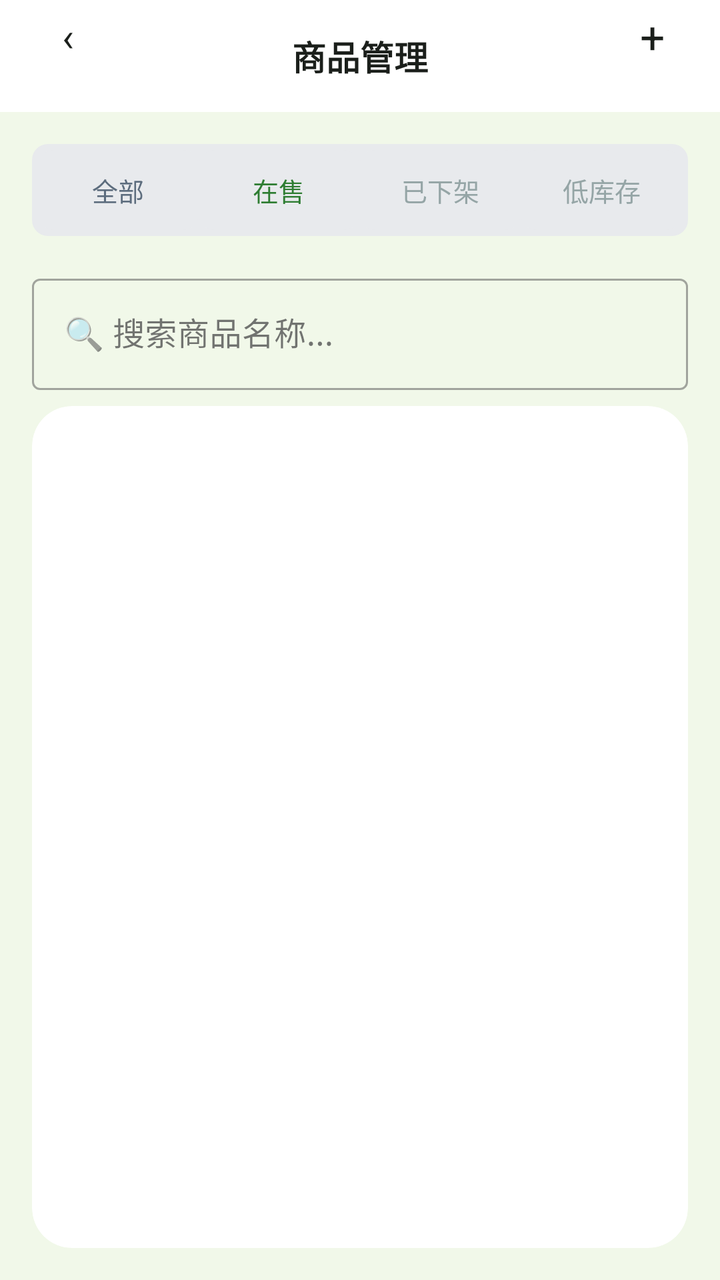
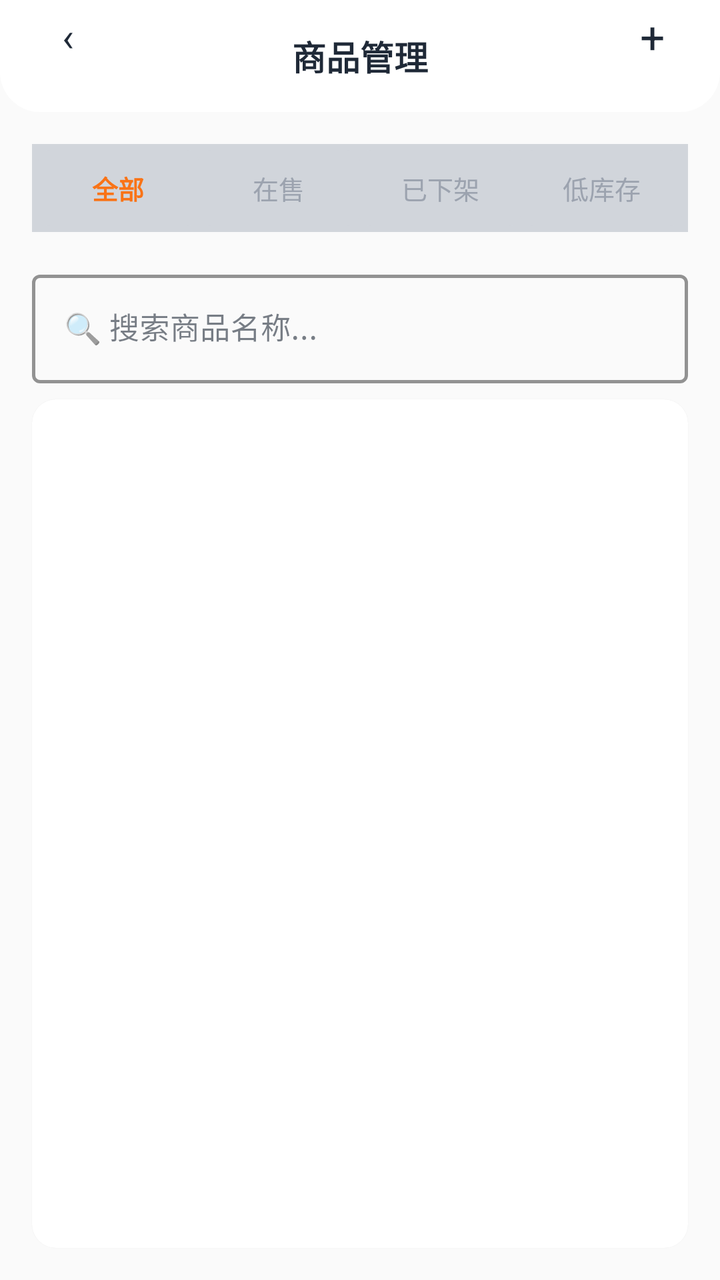

Compare the two renders of this Android layout. The source of the first and the diff that turns it into the second are given below.
<!-- AndroidManifest.xml: application theme Theme.ClothingSI -->
<!-- res/layout/activity_products.xml -->
<?xml version="1.0" encoding="utf-8"?>
<FrameLayout xmlns:android="http://schemas.android.com/apk/res/android"
    xmlns:app="http://schemas.android.com/apk/res-auto"
    android:layout_width="match_parent" android:layout_height="match_parent"
    android:background="@color/bg">

    <LinearLayout android:layout_width="match_parent" android:layout_height="match_parent"
        android:orientation="vertical">
        <RelativeLayout android:layout_width="match_parent" android:layout_height="56dp"
            android:background="@drawable/header_bar_bg" android:paddingHorizontal="16dp">
            <TextView android:id="@+id/btn_back" android:layout_width="36dp" android:layout_height="36dp"
                android:text="‹" android:textSize="20dp" android:textColor="@color/text_primary"
                android:gravity="center" android:background="@drawable/circle_bg" />
            <TextView android:layout_width="wrap_content" android:layout_height="wrap_content"
                android:text="商品管理" android:textSize="17dp" android:textStyle="bold"
                android:textColor="@color/text_primary" android:layout_centerInParent="true" />
            <TextView android:id="@+id/btn_add_product" android:layout_width="36dp" android:layout_height="36dp"
                android:text="+" android:textSize="22dp" android:textColor="@color/text_primary"
                android:gravity="center" android:background="@drawable/circle_bg"
                android:layout_alignParentEnd="true" android:clickable="true" android:focusable="true" />
        </RelativeLayout>

        
        <LinearLayout android:layout_width="match_parent" android:layout_height="wrap_content"
            android:orientation="horizontal" android:gravity="center"
            android:layout_margin="16dp" android:layout_marginBottom="8dp"
            android:weightSum="4" android:background="@drawable/segment_container_bg" android:padding="3dp">
            <TextView android:id="@+id/tab_all" android:layout_width="0dp" android:layout_height="40dp"
                android:layout_weight="1" android:gravity="center" android:text="全部"
                android:textSize="13dp" android:background="@drawable/segment_tab_bg"
                android:textColor="@color/text_secondary" android:clickable="true" android:focusable="true" />
            <TextView android:id="@+id/tab_onsale" android:layout_width="0dp" android:layout_height="40dp"
                android:layout_weight="1" android:gravity="center" android:text="在售"
                android:textSize="13dp" android:background="@drawable/segment_tab_bg"
                android:textColor="@color/primary" android:clickable="true" android:focusable="true" />
            <TextView android:id="@+id/tab_offline" android:layout_width="0dp" android:layout_height="40dp"
                android:layout_weight="1" android:gravity="center" android:text="已下架"
                android:textSize="13dp" android:background="@drawable/segment_tab_bg"
                android:textColor="#95A5A6" android:clickable="true" android:focusable="true" />
            <TextView android:id="@+id/tab_low_stock" android:layout_width="0dp" android:layout_height="40dp"
                android:layout_weight="1" android:gravity="center" android:text="低库存"
                android:textSize="13dp" android:background="@drawable/segment_tab_bg"
                android:textColor="#95A5A6" android:clickable="true" android:focusable="true" />
        </LinearLayout>

        
        <com.google.android.material.textfield.TextInputLayout style="@style/Widget.MaterialComponents.TextInputLayout.OutlinedBox"
            android:layout_width="match_parent" android:layout_height="wrap_content"
            android:layout_marginHorizontal="16dp" android:layout_marginBottom="8dp" android:hint="🔍 搜索商品名称...">
            <com.google.android.material.textfield.TextInputEditText android:id="@+id/et_search"
                android:layout_width="match_parent" android:layout_height="wrap_content" />
        </com.google.android.material.textfield.TextInputLayout>

        
        <androidx.cardview.widget.CardView android:layout_width="match_parent"
            android:layout_height="match_parent"
            android:layout_marginHorizontal="16dp" android:layout_marginBottom="16dp"
            app:cardCornerRadius="20dp" app:cardElevation="0dp"
            android:paddingStart="8dp" android:paddingEnd="8dp">
            <androidx.recyclerview.widget.RecyclerView android:id="@+id/product_list"
                android:layout_width="match_parent" android:layout_height="match_parent" />
        </androidx.cardview.widget.CardView>
    </LinearLayout>

</FrameLayout>
<!-- resources referenced by this layout -->
<resources>
  <color name="bg">#F1F8E9</color>
  <color name="primary">#2E7D32</color>
  <color name="text_primary">#1B1F1B</color>
  <color name="text_secondary">#5D6D7E</color>
  <!-- drawable circle_bg (drawable) -->
  <?xml version="1.0" encoding="utf-8"?>
  <shape xmlns:android="http://schemas.android.com/apk/res/android" android:shape="oval">
      <solid android:color="#26FFFFFF" />
  </shape>
  <!-- drawable header_bar_bg (drawable) -->
  <?xml version="1.0" encoding="utf-8"?>
  <shape xmlns:android="http://schemas.android.com/apk/res/android" android:shape="rectangle">
      <solid android:color="#FFFFFF" />
  </shape>
  <!-- drawable segment_container_bg (drawable) -->
  <?xml version="1.0" encoding="utf-8"?>
  <shape xmlns:android="http://schemas.android.com/apk/res/android" android:shape="rectangle">
      <corners android:radius="8dp" />
      <solid android:color="#E8EAED" />
  </shape>
  <!-- drawable segment_tab_bg (drawable) -->
  <?xml version="1.0" encoding="utf-8"?>
  <selector xmlns:android="http://schemas.android.com/apk/res/android">
      <item android:state_selected="true">
          <shape android:shape="rectangle">
              <solid android:color="#FFFFFF" />
              <corners android:radius="8dp" />
          </shape>
      </item>
      <item>
          <shape android:shape="rectangle">
              <solid android:color="#E8EAED" />
              <corners android:radius="8dp" />
          </shape>
      </item>
  </selector>
  <style name="Theme.ClothingSI" parent="Theme.Material3.Light.NoActionBar">
          <item name="colorPrimary">@color/primary</item>
          <item name="colorPrimaryDark">@color/primary_dark</item>
          <item name="colorAccent">@color/accent</item>
          <item name="android:statusBarColor">@android:color/transparent</item>
          <item name="android:navigationBarColor">@color/white</item>
          
          <item name="android:windowLightStatusBar">true</item>
          
          <item name="android:fontFamily">sans-serif</item>
          <item name="android:textViewStyle">@style/TextView.Base</item>
      </style>
  <color name="primary_dark">#1B5E20</color>
  <color name="accent">#66BB6A</color>
  <color name="white">#FFFFFF</color>
  <style name="TextView.Base" parent="android:Widget.TextView">
          <item name="android:fontFamily">sans-serif</item>
      </style>
</resources>

<!-- the commit's change to res/layout/activity_products.xml (unified diff, before → after) -->
@@ -1,65 +1,74 @@
 <?xml version="1.0" encoding="utf-8"?>
 <FrameLayout xmlns:android="http://schemas.android.com/apk/res/android"
     xmlns:app="http://schemas.android.com/apk/res-auto"
-    android:layout_width="match_parent" android:layout_height="match_parent"
-    android:background="@color/bg">
+    android:layout_width="match_parent"
+    android:layout_height="match_parent"
+    android:background="@color/md_surface_container_low">
 
     <LinearLayout android:layout_width="match_parent" android:layout_height="match_parent"
         android:orientation="vertical">
         <RelativeLayout android:layout_width="match_parent" android:layout_height="56dp"
             android:background="@drawable/header_bar_bg" android:paddingHorizontal="16dp">
             <TextView android:id="@+id/btn_back" android:layout_width="36dp" android:layout_height="36dp"
-                android:text="‹" android:textSize="20dp" android:textColor="@color/text_primary"
+                android:text="‹" android:textSize="20sp" android:textColor="@color/md_on_surface"
                 android:gravity="center" android:background="@drawable/circle_bg" />
             <TextView android:layout_width="wrap_content" android:layout_height="wrap_content"
-                android:text="商品管理" android:textSize="17dp" android:textStyle="bold"
-                android:textColor="@color/text_primary" android:layout_centerInParent="true" />
+                android:text="商品管理" android:textSize="17sp" android:textStyle="bold"
+                android:textColor="@color/md_on_surface" android:layout_centerInParent="true" />
             <TextView android:id="@+id/btn_add_product" android:layout_width="36dp" android:layout_height="36dp"
-                android:text="+" android:textSize="22dp" android:textColor="@color/text_primary"
+                android:text="+" android:textSize="22sp" android:textColor="@color/md_on_surface"
                 android:gravity="center" android:background="@drawable/circle_bg"
                 android:layout_alignParentEnd="true" android:clickable="true" android:focusable="true" />
         </RelativeLayout>
 
         
-        <LinearLayout android:layout_width="match_parent" android:layout_height="wrap_content"
+        <LinearLayout
+            android:layout_width="match_parent" android:layout_height="wrap_content"
             android:orientation="horizontal" android:gravity="center"
             android:layout_margin="16dp" android:layout_marginBottom="8dp"
-            android:weightSum="4" android:background="@drawable/segment_container_bg" android:padding="3dp">
-            <TextView android:id="@+id/tab_all" android:layout_width="0dp" android:layout_height="40dp"
+            android:background="@color/md_surface_container_high" android:padding="3dp">
+            <TextView android:id="@+id/tab_all" android:layout_width="0dp" android:layout_height="38dp"
                 android:layout_weight="1" android:gravity="center" android:text="全部"
-                android:textSize="13dp" android:background="@drawable/segment_tab_bg"
-                android:textColor="@color/text_secondary" android:clickable="true" android:focusable="true" />
-            <TextView android:id="@+id/tab_onsale" android:layout_width="0dp" android:layout_height="40dp"
+                android:textSize="13sp" android:textStyle="bold"
+                android:background="@drawable/segment_tab_bg" android:textColor="@color/md_primary"
+                android:clickable="true" android:focusable="true" />
+            <TextView android:id="@+id/tab_onsale" android:layout_width="0dp" android:layout_height="38dp"
                 android:layout_weight="1" android:gravity="center" android:text="在售"
-                android:textSize="13dp" android:background="@drawable/segment_tab_bg"
-                android:textColor="@color/primary" android:clickable="true" android:focusable="true" />
-            <TextView android:id="@+id/tab_offline" android:layout_width="0dp" android:layout_height="40dp"
+                android:textSize="13sp"
+                android:background="@drawable/segment_tab_bg" android:textColor="@color/md_on_surface_variant"
+                android:clickable="true" android:focusable="true" />
+            <TextView android:id="@+id/tab_offline" android:layout_width="0dp" android:layout_height="38dp"
                 android:layout_weight="1" android:gravity="center" android:text="已下架"
-                android:textSize="13dp" android:background="@drawable/segment_tab_bg"
-                android:textColor="#95A5A6" android:clickable="true" android:focusable="true" />
-            <TextView android:id="@+id/tab_low_stock" android:layout_width="0dp" android:layout_height="40dp"
+                android:textSize="13sp"
+                android:background="@drawable/segment_tab_bg" android:textColor="@color/md_on_surface_variant"
+                android:clickable="true" android:focusable="true" />
+            <TextView android:id="@+id/tab_low_stock" android:layout_width="0dp" android:layout_height="38dp"
                 android:layout_weight="1" android:gravity="center" android:text="低库存"
-                android:textSize="13dp" android:background="@drawable/segment_tab_bg"
-                android:textColor="#95A5A6" android:clickable="true" android:focusable="true" />
+                android:textSize="13sp"
+                android:background="@drawable/segment_tab_bg" android:textColor="@color/md_on_surface_variant"
+                android:clickable="true" android:focusable="true" />
         </LinearLayout>
 
         
-        <com.google.android.material.textfield.TextInputLayout style="@style/Widget.MaterialComponents.TextInputLayout.OutlinedBox"
+        <com.google.android.material.textfield.TextInputLayout
             android:layout_width="match_parent" android:layout_height="wrap_content"
-            android:layout_marginHorizontal="16dp" android:layout_marginBottom="8dp" android:hint="🔍 搜索商品名称...">
+            style="@style/Widget.MaterialComponents.TextInputLayout.OutlinedBox"
+            app:boxStrokeColor="@color/md_primary" app:boxStrokeWidth="1.5dp"
+            android:layout_marginHorizontal="16dp" android:layout_marginBottom="8dp"
+            android:hint="🔍 搜索商品名称...">
             <com.google.android.material.textfield.TextInputEditText android:id="@+id/et_search"
-                android:layout_width="match_parent" android:layout_height="wrap_content" />
+                android:layout_width="match_parent" android:layout_height="wrap_content"
+                android:textSize="15sp" />
         </com.google.android.material.textfield.TextInputLayout>
 
         
-        <androidx.cardview.widget.CardView android:layout_width="match_parent"
-            android:layout_height="match_parent"
+        <androidx.cardview.widget.CardView
+            android:layout_width="match_parent" android:layout_height="match_parent"
             android:layout_marginHorizontal="16dp" android:layout_marginBottom="16dp"
-            app:cardCornerRadius="20dp" app:cardElevation="0dp"
-            android:paddingStart="8dp" android:paddingEnd="8dp">
+            app:cardCornerRadius="12dp" app:cardElevation="1dp"
+            android:paddingStart="4dp" android:paddingEnd="4dp">
             <androidx.recyclerview.widget.RecyclerView android:id="@+id/product_list"
                 android:layout_width="match_parent" android:layout_height="match_parent" />
         </androidx.cardview.widget.CardView>
     </LinearLayout>
-
 </FrameLayout>
<!-- resource entries referenced after the edit -->
@@ -1,9 +1,10 @@
 <!-- resources referenced by this layout -->
 <resources>
-  <color name="bg">#F1F8E9</color>
-  <color name="primary">#2E7D32</color>
-  <color name="text_primary">#1B1F1B</color>
-  <color name="text_secondary">#5D6D7E</color>
+  <color name="md_on_surface">#1F2937</color>
+  <color name="md_on_surface_variant">#9CA3AF</color>
+  <color name="md_primary">#F97316</color>
+  <color name="md_surface_container_high">#D1D5DB</color>
+  <color name="md_surface_container_low">#FAFAFA</color>
   <!-- drawable circle_bg (drawable) -->
   <?xml version="1.0" encoding="utf-8"?>
   <shape xmlns:android="http://schemas.android.com/apk/res/android" android:shape="oval">
@@ -12,45 +13,73 @@
   <!-- drawable header_bar_bg (drawable) -->
   <?xml version="1.0" encoding="utf-8"?>
   <shape xmlns:android="http://schemas.android.com/apk/res/android" android:shape="rectangle">
-      <solid android:color="#FFFFFF" />
-  </shape>
-  <!-- drawable segment_container_bg (drawable) -->
-  <?xml version="1.0" encoding="utf-8"?>
-  <shape xmlns:android="http://schemas.android.com/apk/res/android" android:shape="rectangle">
-      <corners android:radius="8dp" />
-      <solid android:color="#E8EAED" />
+      <solid android:color="@color/md_surface" />
+      <corners android:topLeftRadius="0dp" android:topRightRadius="0dp" android:bottomLeftRadius="20dp" android:bottomRightRadius="20dp" />
   </shape>
   <!-- drawable segment_tab_bg (drawable) -->
   <?xml version="1.0" encoding="utf-8"?>
   <selector xmlns:android="http://schemas.android.com/apk/res/android">
       <item android:state_selected="true">
           <shape android:shape="rectangle">
-              <solid android:color="#FFFFFF" />
-              <corners android:radius="8dp" />
+              <solid android:color="@color/md_surface" />
+              <corners android:radius="6dp" />
           </shape>
       </item>
       <item>
           <shape android:shape="rectangle">
-              <solid android:color="#E8EAED" />
-              <corners android:radius="8dp" />
+              <solid android:color="@color/md_surface_container_high" />
+              <corners android:radius="6dp" />
           </shape>
       </item>
   </selector>
   <style name="Theme.ClothingSI" parent="Theme.Material3.Light.NoActionBar">
-          <item name="colorPrimary">@color/primary</item>
-          <item name="colorPrimaryDark">@color/primary_dark</item>
-          <item name="colorAccent">@color/accent</item>
+          
+          <item name="colorPrimary">@color/md_primary</item>
+          <item name="colorOnPrimary">@color/md_on_primary</item>
+          <item name="colorPrimaryContainer">@color/md_primary_container</item>
+          <item name="colorOnPrimaryContainer">@color/md_on_primary_container</item>
+  
+          
+          <item name="colorSecondary">@color/md_secondary</item>
+          <item name="colorOnSecondary">@color/md_on_secondary</item>
+          <item name="colorSecondaryContainer">@color/md_secondary_container</item>
+          <item name="colorOnSecondaryContainer">@color/md_on_secondary_container</item>
+  
+          
+          <item name="android:colorBackground">@color/md_surface_container_low</item>
+          <item name="colorSurface">@color/md_surface</item>
+          <item name="colorOnSurface">@color/md_on_surface</item>
+          <item name="colorOnSurfaceVariant">@color/md_on_surface_variant</item>
+  
+          
+          <item name="colorOutline">@color/md_outline</item>
+          <item name="colorOutlineVariant">@color/md_outline_variant</item>
+  
+          
+          <item name="colorError">@color/md_error</item>
+          <item name="colorOnError">@color/md_on_error</item>
+  
+          
           <item name="android:statusBarColor">@android:color/transparent</item>
-          <item name="android:navigationBarColor">@color/white</item>
-          
+          <item name="android:navigationBarColor">@color/md_surface</item>
           <item name="android:windowLightStatusBar">true</item>
+  
           
           <item name="android:fontFamily">sans-serif</item>
           <item name="android:textViewStyle">@style/TextView.Base</item>
       </style>
-  <color name="primary_dark">#1B5E20</color>
-  <color name="accent">#66BB6A</color>
-  <color name="white">#FFFFFF</color>
+  <color name="md_surface">#FFFFFF</color>
+  <color name="md_on_primary">#FFFFFF</color>
+  <color name="md_primary_container">#FFF7ED</color>
+  <color name="md_on_primary_container">#5C3D00</color>
+  <color name="md_secondary">#2563EB</color>
+  <color name="md_on_secondary">#FFFFFF</color>
+  <color name="md_secondary_container">#DBEAFE</color>
+  <color name="md_on_secondary_container">#001A3E</color>
+  <color name="md_outline">#9CA3AF</color>
+  <color name="md_outline_variant">#D1D5DB</color>
+  <color name="md_error">#EF4444</color>
+  <color name="md_on_error">#FFFFFF</color>
   <style name="TextView.Base" parent="android:Widget.TextView">
           <item name="android:fontFamily">sans-serif</item>
       </style>
